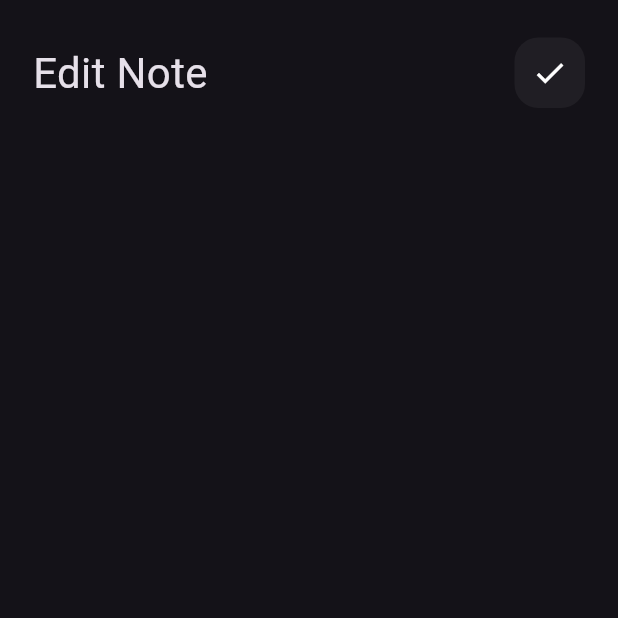
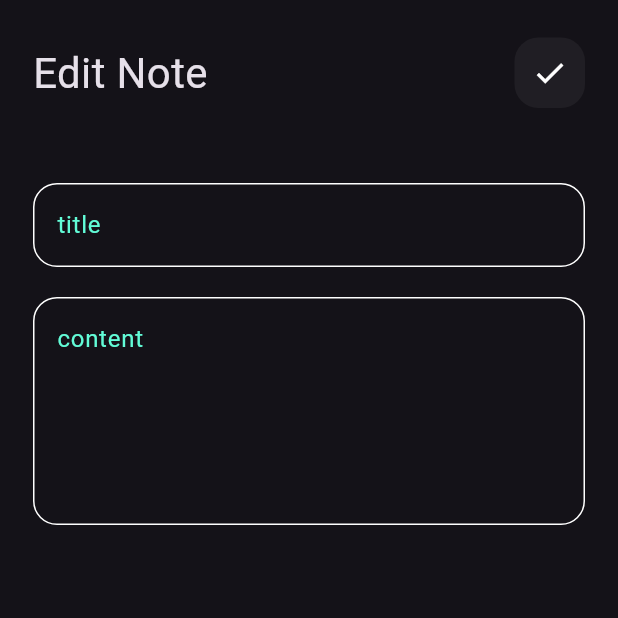
Before and after one commit to nobil22/Notes_App_Flutter, a Flutter app: the EditView screen opened directly, on a phone screen of 412 x 824 dp, the top half of it. Run offline on Flutter 3.47's test engine with Material 3 defaults, Android fonts, the phone set to English and light mode, and no system bars; Roboto replaces fonts that are missing (Poppins).

```diff
--- a/lib/widgets/edit_view_body.dart
+++ b/lib/widgets/edit_view_body.dart
@@ -1,5 +1,6 @@
 import 'package:flutter/material.dart';
 import 'package:note_app/widgets/custom_appbar.dart';
+import 'package:note_app/widgets/custom_text_field.dart';
 
 class EditViewBody extends StatelessWidget {
   const EditViewBody({super.key});
@@ -11,7 +12,11 @@ class EditViewBody extends StatelessWidget {
       child: Column(
         children: [
           SizedBox(height:25 ,),
-          CustomAppbar(title: 'Edit Note', icon: Icons.check)
+          CustomAppbar(title: 'Edit Note', icon: Icons.check),
+           SizedBox(height:50),
+           CustomTextField(hint: 'title'),
+            SizedBox(height:20),
+             CustomTextField(hint: 'content',maxline: 5,),
         ],
       ),
     );
```
